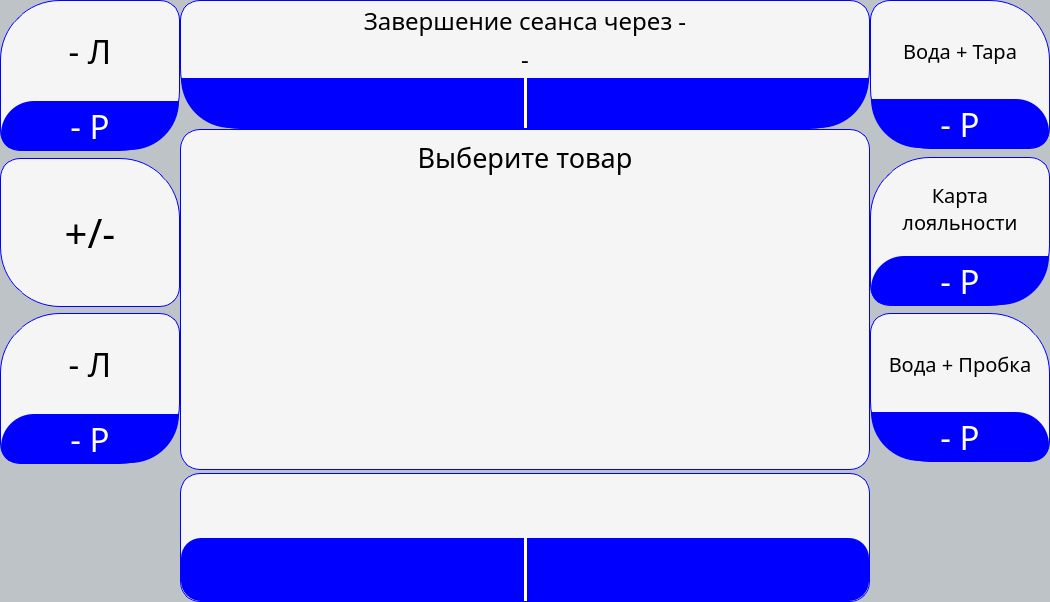
The window that services/gui/resources/ui_interface/buy_window.ui (dmitriymikryukov/vodobox-pro) describes before a commit, drawn with Qt 5.
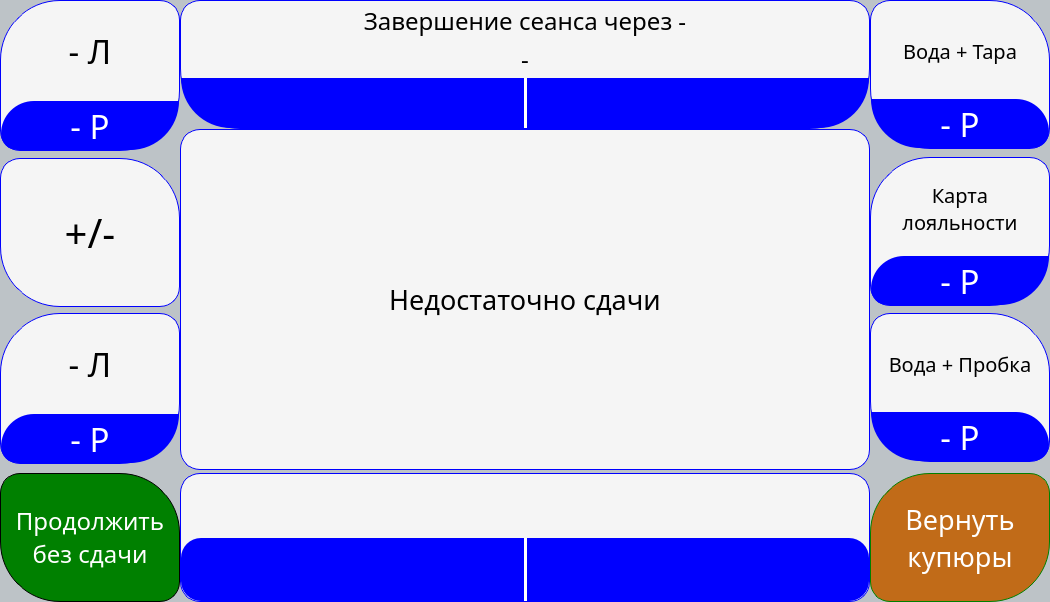
The same window after the commit. The open tabs and pages were chosen to show the change. Icons and pictures are not drawn.

The edit to the form file:
```diff
--- a/services/gui/resources/ui_interface/buy_window.ui
+++ b/services/gui/resources/ui_interface/buy_window.ui
@@ -556,6 +556,76 @@
                 </item>
                </layout>
               </widget>
+              <widget class="QWidget" name="continue_without_change_page">
+               <layout class="QVBoxLayout" name="verticalLayout_93">
+                <property name="spacing">
+                 <number>0</number>
+                </property>
+                <property name="leftMargin">
+                 <number>0</number>
+                </property>
+                <property name="topMargin">
+                 <number>0</number>
+                </property>
+                <property name="rightMargin">
+                 <number>0</number>
+                </property>
+                <property name="bottomMargin">
+                 <number>0</number>
+                </property>
+                <item>
+                 <widget class="QPushButton" name="continue_without_change_btn">
+                  <property name="sizePolicy">
+                   <sizepolicy hsizetype="Minimum" vsizetype="Fixed">
+                    <horstretch>0</horstretch>
+                    <verstretch>0</verstretch>
+                   </sizepolicy>
+                  </property>
+                  <property name="minimumSize">
+                   <size>
+                    <width>180</width>
+                    <height>0</height>
+                   </size>
+                  </property>
+                  <property name="maximumSize">
+                   <size>
+                    <width>200</width>
+                    <height>149</height>
+                   </size>
+                  </property>
+                  <property name="sizeIncrement">
+                   <size>
+                    <width>0</width>
+                    <height>0</height>
+                   </size>
+                  </property>
+                  <property name="font">
+                   <font>
+                    <family>Rubik</family>
+                    <pointsize>18</pointsize>
+                   </font>
+                  </property>
+                  <property name="focusPolicy">
+                   <enum>Qt::NoFocus</enum>
+                  </property>
+                  <property name="styleSheet">
+                   <string notr="true">color: rgb(255, 255, 255);
+background-color: rgb(0, 128, 0);
+border: 1px solid black;
+border-top-right-radius: 60px;
+border-bottom-right-radius: 20px;
+border-top-left-radius: 20px;
+border-bottom-left-radius: 60px;
+</string>
+                  </property>
+                  <property name="text">
+                   <string>Продолжить 
+без сдачи</string>
+                  </property>
+                 </widget>
+                </item>
+               </layout>
+              </widget>
               <widget class="QWidget" name="stop_page">
                <layout class="QVBoxLayout" name="verticalLayout_38">
                 <property name="spacing">
@@ -1188,6 +1258,66 @@
                 </item>
                </layout>
               </widget>
+              <widget class="QWidget" name="get_back_money_page">
+               <layout class="QVBoxLayout" name="verticalLayout_94">
+                <property name="spacing">
+                 <number>0</number>
+                </property>
+                <property name="leftMargin">
+                 <number>0</number>
+                </property>
+                <property name="topMargin">
+                 <number>0</number>
+                </property>
+                <property name="rightMargin">
+                 <number>0</number>
+                </property>
+                <property name="bottomMargin">
+                 <number>0</number>
+                </property>
+                <item>
+                 <widget class="QPushButton" name="get_back_money_btn">
+                  <property name="minimumSize">
+                   <size>
+                    <width>180</width>
+                    <height>0</height>
+                   </size>
+                  </property>
+                  <property name="maximumSize">
+                   <size>
+                    <width>200</width>
+                    <height>149</height>
+                   </size>
+                  </property>
+                  <property name="font">
+                   <font>
+                    <family>Rubik</family>
+                    <pointsize>20</pointsize>
+                   </font>
+                  </property>
+                  <property name="focusPolicy">
+                   <enum>Qt::NoFocus</enum>
+                  </property>
+                  <property name="styleSheet">
+                   <string notr="true">QPushButton {
+	color: rgb(255, 255, 255);
+	background-color: rgb(193, 107, 24);
+	border: 1px solid green;
+border-top-right-radius: 20px;
+border-top-left-radius: 60px;
+border-bottom-right-radius: 60px;
+border-bottom-left-radius: 20px;
+
+}</string>
+                  </property>
+                  <property name="text">
+                   <string>Вернуть
+купюры</string>
+                  </property>
+                 </widget>
+                </item>
+               </layout>
+              </widget>
               <widget class="QWidget" name="back_page">
                <layout class="QHBoxLayout" name="horizontalLayout_9">
                 <property name="spacing">
@@ -3241,6 +3371,66 @@
                       </item>
                      </layout>
                     </widget>
+                    <widget class="QWidget" name="no_money_change_page">
+                     <layout class="QVBoxLayout" name="verticalLayout_92">
+                      <property name="spacing">
+                       <number>0</number>
+                      </property>
+                      <property name="leftMargin">
+                       <number>0</number>
+                      </property>
+                      <property name="topMargin">
+                       <number>0</number>
+                      </property>
+                      <property name="rightMargin">
+                       <number>0</number>
+                      </property>
+                      <property name="bottomMargin">
+                       <number>0</number>
+                      </property>
+                      <item>
+                       <widget class="QFrame" name="frame_29">
+                        <property name="styleSheet">
+                         <string notr="true">#frame_29 {
+	background-color: rgb(245, 245, 245);
+	border: 1px solid blue;
+	border-radius: 20px;
+}</string>
+                        </property>
+                        <property name="frameShape">
+                         <enum>QFrame::NoFrame</enum>
+                        </property>
+                        <property name="frameShadow">
+                         <enum>QFrame::Raised</enum>
+                        </property>
+                        <layout class="QVBoxLayout" name="verticalLayout_91">
+                         <item>
+                          <widget class="QLabel" name="label_6">
+                           <property name="sizePolicy">
+                            <sizepolicy hsizetype="Preferred" vsizetype="Expanding">
+                             <horstretch>0</horstretch>
+                             <verstretch>0</verstretch>
+                            </sizepolicy>
+                           </property>
+                           <property name="font">
+                            <font>
+                             <family>Rubik</family>
+                             <pointsize>20</pointsize>
+                            </font>
+                           </property>
+                           <property name="text">
+                            <string>Недостаточно сдачи</string>
+                           </property>
+                           <property name="alignment">
+                            <set>Qt::AlignCenter</set>
+                           </property>
+                          </widget>
+                         </item>
+                        </layout>
+                       </widget>
+                      </item>
+                     </layout>
+                    </widget>
                     <widget class="QWidget" name="payment_page">
                      <layout class="QVBoxLayout" name="verticalLayout_11">
                       <property name="spacing">
```
Left out of the diff: 4 changed lines with no effect on the pictures.
